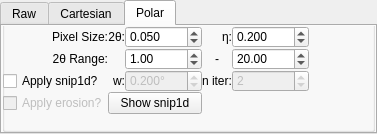
Before: the Qt Designer form hexrd/ui/resources/ui/image_mode_widget.ui in HEXRD/hexrdgui, drawn with Qt 5.
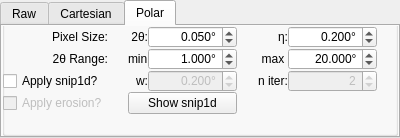
After: the same form once the commit is applied. The open tabs and pages were chosen to show the change.

Commit message: polar view enhancements

The edit to the form file:
```diff
--- a/hexrd/ui/resources/ui/image_mode_widget.ui
+++ b/hexrd/ui/resources/ui/image_mode_widget.ui
@@ -6,8 +6,8 @@
    <rect>
     <x>0</x>
     <y>0</y>
-    <width>377</width>
-    <height>134</height>
+    <width>400</width>
+    <height>138</height>
    </rect>
   </property>
   <layout class="QGridLayout" name="gridLayout_4">
@@ -303,33 +303,100 @@
               <property name="spacing">
                <number>0</number>
               </property>
-              <item row="1" column="2">
-               <widget class="QDoubleSpinBox" name="polar_res_tth_min">
-                <property name="keyboardTracking">
-                 <bool>false</bool>
+              <item row="2" column="2">
+               <spacer name="horizontalSpacer">
+                <property name="orientation">
+                 <enum>Qt::Horizontal</enum>
                 </property>
-                <property name="maximum">
-                 <double>10000.000000000000000</double>
+                <property name="sizeHint" stdset="0">
+                 <size>
+                  <width>40</width>
+                  <height>20</height>
+                 </size>
                 </property>
-                <property name="singleStep">
-                 <double>0.010000000000000</double>
+               </spacer>
+              </item>
+              <item row="2" column="5">
+               <spacer name="horizontalSpacer_2">
+                <property name="orientation">
+                 <enum>Qt::Horizontal</enum>
                 </property>
-                <property name="value">
-                 <double>1.000000000000000</double>
+                <property name="sizeHint" stdset="0">
+                 <size>
+                  <width>40</width>
+                  <height>20</height>
+                 </size>
                 </property>
-               </widget>
+               </spacer>
               </item>
               <item row="1" column="3">
+               <widget class="QLabel" name="label_12">
+                <property name="text">
+                 <string>min</string>
+                </property>
+               </widget>
+              </item>
+              <item row="0" column="7">
+               <widget class="QDoubleSpinBox" name="polar_pixel_size_eta">
+                <property name="alignment">
+                 <set>Qt::AlignRight|Qt::AlignTrailing|Qt::AlignVCenter</set>
+                </property>
+                <property name="keyboardTracking">
+                 <bool>false</bool>
+                </property>
+                <property name="suffix">
+                 <string>°</string>
+                </property>
+                <property name="decimals">
+                 <number>3</number>
+                </property>
+                <property name="maximum">
+                 <double>99.989999999999995</double>
+                </property>
+                <property name="singleStep">
+                 <double>0.005000000000000</double>
+                </property>
+                <property name="value">
+                 <double>0.200000000000000</double>
+                </property>
+               </widget>
+              </item>
+              <item row="1" column="6">
                <widget class="QLabel" name="label_5">
                 <property name="text">
-                 <string>-</string>
+                 <string>max</string>
                 </property>
                 <property name="alignment">
                  <set>Qt::AlignCenter</set>
                 </property>
                </widget>
               </item>
-              <item row="0" column="1">
+              <item row="1" column="4">
+               <widget class="QDoubleSpinBox" name="polar_res_tth_min">
+                <property name="alignment">
+                 <set>Qt::AlignRight|Qt::AlignTrailing|Qt::AlignVCenter</set>
+                </property>
+                <property name="keyboardTracking">
+                 <bool>false</bool>
+                </property>
+                <property name="suffix">
+                 <string>°</string>
+                </property>
+                <property name="decimals">
+                 <number>3</number>
+                </property>
+                <property name="maximum">
+                 <double>10000.000000000000000</double>
+                </property>
+                <property name="singleStep">
+                 <double>0.010000000000000</double>
+                </property>
+                <property name="value">
+                 <double>1.000000000000000</double>
+                </property>
+               </widget>
+              </item>
+              <item row="0" column="3">
                <widget class="QLabel" name="label_6">
                 <property name="text">
                  <string>2θ:</string>
@@ -339,52 +406,32 @@
                 </property>
                </widget>
               </item>
-              <item row="0" column="2">
-               <widget class="QDoubleSpinBox" name="polar_pixel_size_tth">
-                <property name="keyboardTracking">
+              <item row="2" column="4">
+               <widget class="QDoubleSpinBox" name="polar_snip1d_width">
+                <property name="enabled">
                  <bool>false</bool>
-                </property>
-                <property name="decimals">
-                 <number>3</number>
-                </property>
-                <property name="maximum">
-                 <double>99.989999999999995</double>
-                </property>
-                <property name="singleStep">
-                 <double>0.005000000000000</double>
-                </property>
-                <property name="value">
-                 <double>0.050000000000000</double>
-                </property>
-               </widget>
-              </item>
-              <item row="0" column="4">
-               <widget class="QDoubleSpinBox" name="polar_pixel_size_eta">
-                <property name="keyboardTracking">
-                 <bool>false</bool>
-                </property>
-                <property name="decimals">
-                 <number>3</number>
-                </property>
-                <property name="maximum">
-                 <double>99.989999999999995</double>
-                </property>
-                <property name="singleStep">
-                 <double>0.005000000000000</double>
-                </property>
-                <property name="value">
-                 <double>0.200000000000000</double>
-                </property>
-               </widget>
-              </item>
-              <item row="0" column="3">
-               <widget class="QLabel" name="label_2">
-                <property name="text">
-                 <string>η:</string>
                 </property>
                 <property name="alignment">
                  <set>Qt::AlignRight|Qt::AlignTrailing|Qt::AlignVCenter</set>
                 </property>
+                <property name="keyboardTracking">
+                 <bool>false</bool>
+                </property>
+                <property name="suffix">
+                 <string>°</string>
+                </property>
+                <property name="decimals">
+                 <number>3</number>
+                </property>
+                <property name="maximum">
+                 <double>360.000000000000000</double>
+                </property>
+                <property name="singleStep">
+                 <double>0.100000000000000</double>
+                </property>
+                <property name="value">
+                 <double>0.200000000000000</double>
+                </property>
                </widget>
               </item>
               <item row="0" column="0">
@@ -397,21 +444,20 @@
                 </property>
                </widget>
               </item>
-              <item row="1" column="0">
-               <widget class="QLabel" name="label_4">
-                <property name="text">
-                 <string>2θ Range:</string>
-                </property>
-                <property name="alignment">
-                 <set>Qt::AlignRight|Qt::AlignTrailing|Qt::AlignVCenter</set>
-                </property>
-               </widget>
-              </item>
-              <item row="1" column="4">
+              <item row="1" column="7">
                <widget class="QDoubleSpinBox" name="polar_res_tth_max">
+                <property name="alignment">
+                 <set>Qt::AlignRight|Qt::AlignTrailing|Qt::AlignVCenter</set>
+                </property>
                 <property name="keyboardTracking">
                  <bool>false</bool>
                 </property>
+                <property name="suffix">
+                 <string>°</string>
+                </property>
+                <property name="decimals">
+                 <number>3</number>
+                </property>
                 <property name="maximum">
                  <double>10000.000000000000000</double>
                 </property>
@@ -423,6 +469,16 @@
                 </property>
                </widget>
               </item>
+              <item row="0" column="6">
+               <widget class="QLabel" name="label_2">
+                <property name="text">
+                 <string>η:</string>
+                </property>
+                <property name="alignment">
+                 <set>Qt::AlignRight|Qt::AlignTrailing|Qt::AlignVCenter</set>
+                </property>
+               </widget>
+              </item>
               <item row="2" column="0">
                <widget class="QCheckBox" name="polar_apply_snip1d">
                 <property name="text">
@@ -430,10 +486,33 @@
                 </property>
                </widget>
               </item>
-              <item row="2" column="2">
-               <widget class="QDoubleSpinBox" name="polar_snip1d_width">
+              <item row="2" column="3">
+               <widget class="QLabel" name="label_10">
                 <property name="enabled">
-                 <bool>false</bool>
+                 <bool>true</bool>
+                </property>
+                <property name="text">
+                 <string>w:</string>
+                </property>
+                <property name="alignment">
+                 <set>Qt::AlignRight|Qt::AlignTrailing|Qt::AlignVCenter</set>
+                </property>
+               </widget>
+              </item>
+              <item row="2" column="6">
+               <widget class="QLabel" name="label_11">
+                <property name="enabled">
+                 <bool>true</bool>
+                </property>
+                <property name="text">
+                 <string>n iter:</string>
+                </property>
+               </widget>
+              </item>
+              <item row="0" column="4">
+               <widget class="QDoubleSpinBox" name="polar_pixel_size_tth">
+                <property name="alignment">
+                 <set>Qt::AlignRight|Qt::AlignTrailing|Qt::AlignVCenter</set>
                 </property>
                 <property name="keyboardTracking">
                  <bool>false</bool>
@@ -445,21 +524,24 @@
                  <number>3</number>
                 </property>
                 <property name="maximum">
-                 <double>360.000000000000000</double>
+                 <double>99.989999999999995</double>
                 </property>
                 <property name="singleStep">
                  <double>0.100000000000000</double>
                 </property>
                 <property name="value">
-                 <double>0.200000000000000</double>
+                 <double>0.050000000000000</double>
                 </property>
                </widget>
               </item>
-              <item row="2" column="4">
+              <item row="2" column="7">
                <widget class="QSpinBox" name="polar_snip1d_numiter">
                 <property name="enabled">
                  <bool>false</bool>
                 </property>
+                <property name="alignment">
+                 <set>Qt::AlignRight|Qt::AlignTrailing|Qt::AlignVCenter</set>
+                </property>
                 <property name="keyboardTracking">
                  <bool>false</bool>
                 </property>
@@ -474,36 +556,16 @@
                 </property>
                </widget>
               </item>
-              <item row="2" column="1">
-               <widget class="QLabel" name="label_10">
-                <property name="enabled">
-                 <bool>true</bool>
-                </property>
+              <item row="1" column="0">
+               <widget class="QLabel" name="label_4">
                 <property name="text">
-                 <string>w:</string>
+                 <string>2θ Range:</string>
                 </property>
                 <property name="alignment">
                  <set>Qt::AlignRight|Qt::AlignTrailing|Qt::AlignVCenter</set>
                 </property>
                </widget>
               </item>
-              <item row="2" column="3">
-               <widget class="QLabel" name="label_11">
-                <property name="enabled">
-                 <bool>true</bool>
-                </property>
-                <property name="text">
-                 <string>n iter:</string>
-                </property>
-               </widget>
-              </item>
-              <item row="3" column="1" colspan="2">
-               <widget class="QPushButton" name="polar_show_snip1d">
-                <property name="text">
-                 <string>Show snip1d</string>
-                </property>
-               </widget>
-              </item>
               <item row="3" column="0">
                <widget class="QCheckBox" name="polar_apply_erosion">
                 <property name="enabled">
@@ -514,21 +576,28 @@
                 </property>
                </widget>
               </item>
+              <item row="3" column="3" colspan="2">
+               <widget class="QPushButton" name="polar_show_snip1d">
+                <property name="text">
+                 <string>Show snip1d</string>
+                </property>
+               </widget>
+              </item>
+              <item row="2" column="8">
+               <spacer name="horizontalSpacer_3">
+                <property name="orientation">
+                 <enum>Qt::Horizontal</enum>
+                </property>
+                <property name="sizeHint" stdset="0">
+                 <size>
+                  <width>40</width>
+                  <height>20</height>
+                 </size>
+                </property>
+               </spacer>
+              </item>
              </layout>
             </item>
-            <item>
-             <spacer name="horizontalSpacer">
-              <property name="orientation">
-               <enum>Qt::Horizontal</enum>
-              </property>
-              <property name="sizeHint" stdset="0">
-               <size>
-                <width>40</width>
-                <height>20</height>
-               </size>
-              </property>
-             </spacer>
-            </item>
            </layout>
           </item>
           <item>
```
Left out of the diff: 4 changed lines with no effect on the pictures. The commit also changes 5 other files.
